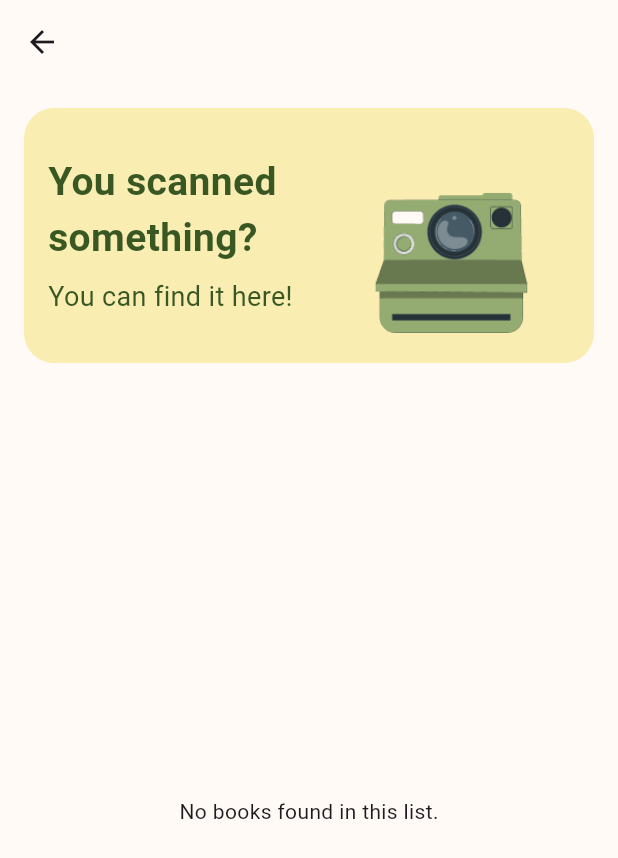
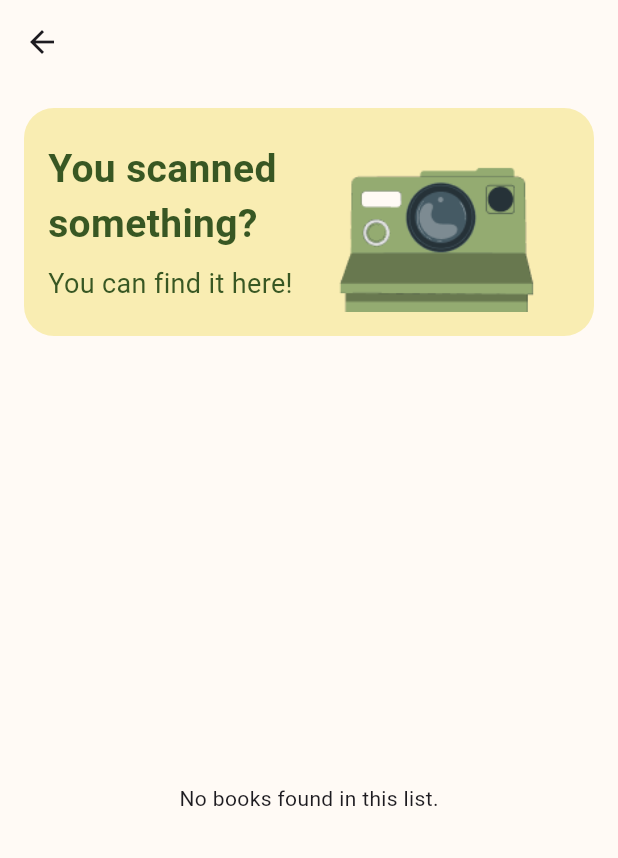
Before and after one commit to EllieNtasio/readally-android, a Flutter app: the ARBooksPage screen opened directly, on a phone screen of 412 x 824 dp. Shown: the top 858 px of the screen. Run offline on Flutter 3.47's test engine with Material 3 defaults, Android fonts, the phone set to English and light mode, and no system bars; our stand-ins replace cloud_firestore, firebase_auth, firebase_core; accounts and stored records are empty.

Commit message:
minor bugs

```diff
--- a/lib/bookspage.dart
+++ b/lib/bookspage.dart
@@ -100,9 +100,9 @@ class BooksPage extends StatelessWidget {
                 if (snapshot.hasData && snapshot.data!.isNotEmpty) {
                   final lists = snapshot.data!;
 
-                  // Filter out the list with the name 'arbooks'
+
                   final filteredLists = lists.where((list) {
-                    // Only include lists that don't have the name 'arbooks'
+
                     return list['listname'] != 'arbooks';
                   }).toList();
 
--- a/lib/components/full_books_list.dart
+++ b/lib/components/full_books_list.dart
@@ -37,7 +37,7 @@ class _BooksListPageState extends State<BooksListPage> {
       backgroundColor: const Color(0xffFFFAF5),
       body: FutureBuilder<List<Map<String, dynamic>>>(
         future: widget.databaseService.getBooksByReferences(_currentBookRefs),
-        // Fetch books by their IDs
+
         builder: (context, snapshot) {
           if (snapshot.connectionState == ConnectionState.waiting) {
             return const Center(child: CircularProgressIndicator());
@@ -144,7 +144,7 @@ class _BooksListPageState extends State<BooksListPage> {
 
       await widget.databaseService.removeBookFromList(widget.title, bookId);
 
-      // Update the local list by removing the book ID
+
       setState(() {
         _currentBookRefs.remove(bookId);
       });
--- a/lib/secpages/arbooks.dart
+++ b/lib/secpages/arbooks.dart
@@ -1,5 +1,5 @@
 import 'package:flutter/material.dart';
-import 'package:readally/database.dart'; // Make sure your database service is correctly imported
+import 'package:readally/database.dart';
 
 class ARBooksPage extends StatelessWidget {
   const ARBooksPage({super.key});
@@ -23,7 +23,7 @@ class ARBooksPage extends StatelessWidget {
                 color: const Color(0xFFF9EDB2),
                 borderRadius: BorderRadius.circular(20.0),
               ),
-              padding: const EdgeInsets.symmetric(vertical: 20.0, horizontal: 16.0),
+              padding: const EdgeInsets.symmetric(vertical: 16.0, horizontal: 16.0),
               child: Row(
                 mainAxisAlignment: MainAxisAlignment.spaceBetween,
                 children: [
@@ -38,8 +38,8 @@ class ARBooksPage extends StatelessWidget {
                             fontWeight: FontWeight.bold,
                             color: Color(0xff385723),
                           ),
-                          maxLines: 2,  // Limit to 2 lines
-                          overflow: TextOverflow.ellipsis,  // Handle overflow
+                          maxLines: 2,
+                          overflow: TextOverflow.ellipsis,
                         ),
                         SizedBox(height: 8),
                         Text(
@@ -55,15 +55,15 @@ class ARBooksPage extends StatelessWidget {
                   ),
                   Image.asset(
                     'assets/images/pana.png',
-                    width: 160,
-                    height: 130,
-                    fit: BoxFit.fitHeight,
+                    width: 180,
+                    height: 120,
+                    fit: BoxFit.cover,
                   ),
                 ],
               ),
             ),
           ),
-          // Fetch and display the list with the ID 'F57etWoaNdSGYQ3RmTAo'
+
           Expanded(
             child: StreamBuilder<List<Map<String, dynamic>>>(
               stream: databaseService.getBooksStreamByListId('F57etWoaNdSGYQ3RmTAo'),
@@ -145,21 +145,21 @@ class BooksListSection extends StatelessWidget {
             ),
           ),
           const SizedBox(height: 12),
-          // Make this a vertical list instead of horizontal
+
           Expanded(
             child: ListView.builder(
               itemCount: books.length,
               itemBuilder: (context, index) {
                 final book = books[index];
-                final coverUrl = book['cover'];  // Assuming you have a field 'cover' in your book data
-                final title = book['title']; // Assuming you have a field 'title' in your book data
-                final author = book['author']; // Assuming you have a field 'author' in your book data
+                final coverUrl = book['cover'];
+                final title = book['title'];
+                final author = book['author'];
 
                 return Padding(
                   padding: const EdgeInsets.symmetric(vertical: 8.0, horizontal: 16.0),
                   child: Row(
                     children: [
-                      // Book cover image
+
                       ClipRRect(
                         borderRadius: BorderRadius.circular(12.0),
                         child: Image.network(
@@ -173,7 +173,7 @@ class BooksListSection extends StatelessWidget {
                         ),
                       ),
                       const SizedBox(width: 16),
-                      // Book title and author next to the cover
+
                       Expanded(
                         child: Column(
                           crossAxisAlignment: CrossAxisAlignment.start,
--- a/lib/secpages/newlist.dart
+++ b/lib/secpages/newlist.dart
@@ -262,7 +262,7 @@ class _NewListPageState extends State<NewListPage> {
                       _deleteListFromFirestore(selectedList!);
                       Navigator.pop(context);
                     } else if (selectedList == 'arbooks') {
-                      // Show a message that 'arbooks' cannot be deleted
+
                       ScaffoldMessenger.of(context).showSnackBar(
                         SnackBar(
                           content: Text('The "arbooks" list cannot be deleted.'),
```
Also changed, not shown: lib/secpages/ratepage.dart (+4 -4 lines), lib/secpages/search.dart (+6 -6 lines).
